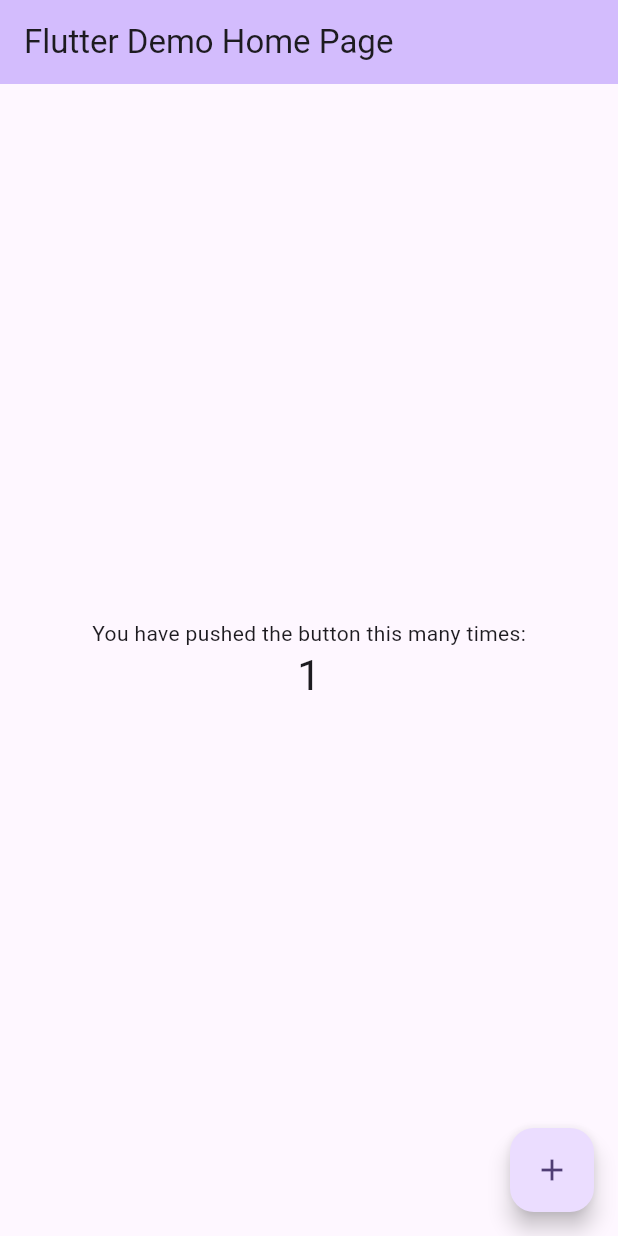
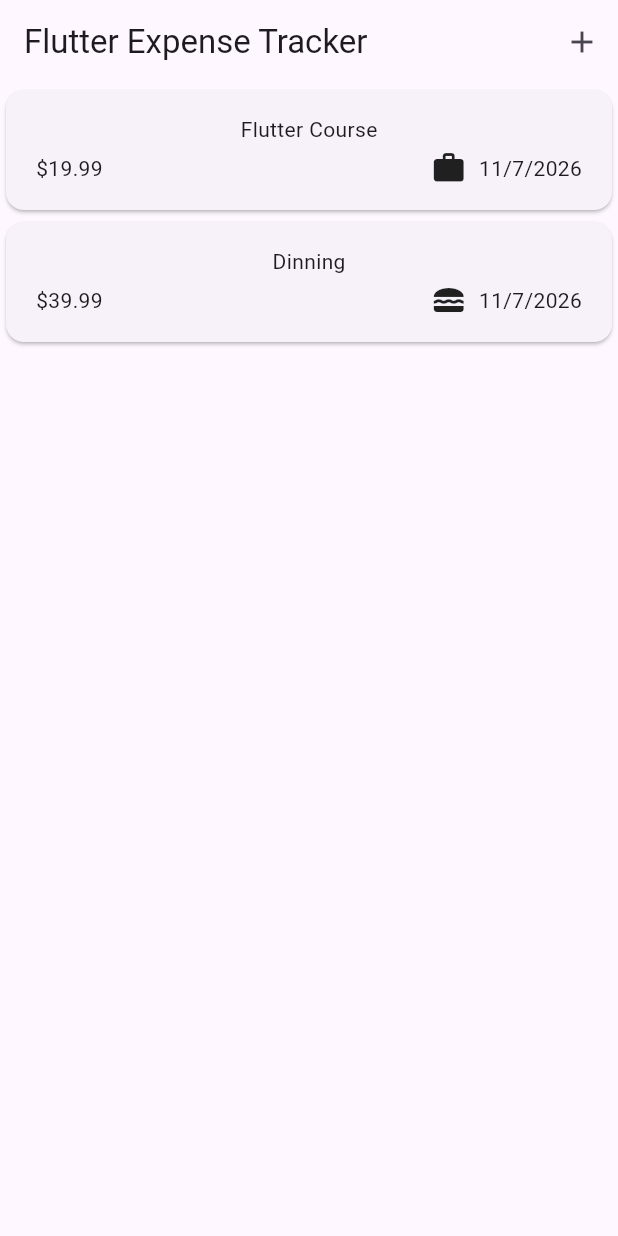
Before and after one commit to Bemo7/flutter-expense_tracker, a Flutter app: the screen it shows after launch, after a tap on the "add" icon, on a phone screen of 412 x 824 dp. Run offline on Flutter 3.47's test engine with Material 3 defaults, Android fonts, the phone set to English and light mode, and no system bars.

Commit message:
Bootstrap components for expense list, individual expense item, and app bar

```diff
--- a/lib/main.dart
+++ b/lib/main.dart
@@ -1,122 +1,6 @@
+import 'package:expense_tracker/widgets/expenses.dart';
 import 'package:flutter/material.dart';
 
 void main() {
-  runApp(const MyApp());
+  runApp(MaterialApp(home: Expenses()));
 }
-
-class MyApp extends StatelessWidget {
-  const MyApp({super.key});
-
-  // This widget is the root of your application.
-  @override
-  Widget build(BuildContext context) {
-    return MaterialApp(
-      title: 'Flutter Demo',
-      theme: ThemeData(
-        // This is the theme of your application.
-        //
-        // TRY THIS: Try running your application with "flutter run". You'll see
-        // the application has a purple toolbar. Then, without quitting the app,
-        // try changing the seedColor in the colorScheme below to Colors.green
-        // and then invoke "hot reload" (save your changes or press the "hot
-        // reload" button in a Flutter-supported IDE, or press "r" if you used
-        // the command line to start the app).
-        //
-        // Notice that the counter didn't reset back to zero; the application
-        // state is not lost during the reload. To reset the state, use hot
-        // restart instead.
-        //
-        // This works for code too, not just values: Most code changes can be
-        // tested with just a hot reload.
-        colorScheme: .fromSeed(seedColor: Colors.deepPurple),
-      ),
-      home: const MyHomePage(title: 'Flutter Demo Home Page'),
-    );
-  }
-}
-
-class MyHomePage extends StatefulWidget {
-  const MyHomePage({super.key, required this.title});
-
-  // This widget is the home page of your application. It is stateful, meaning
-  // that it has a State object (defined below) that contains fields that affect
-  // how it looks.
-
-  // This class is the configuration for the state. It holds the values (in this
-  // case the title) provided by the parent (in this case the App widget) and
-  // used by the build method of the State. Fields in a Widget subclass are
-  // always marked "final".
-
-  final String title;
-
-  @override
-  State<MyHomePage> createState() => _MyHomePageState();
-}
-
-class _MyHomePageState extends State<MyHomePage> {
-  int _counter = 0;
-
-  void _incrementCounter() {
-    setState(() {
-      // This call to setState tells the Flutter framework that something has
-      // changed in this State, which causes it to rerun the build method below
-      // so that the display can reflect the updated values. If we changed
-      // _counter without calling setState(), then the build method would not be
-      // called again, and so nothing would appear to happen.
-      _counter++;
-    });
-  }
-
-  @override
-  Widget build(BuildContext context) {
-    // This method is rerun every time setState is called, for instance as done
-    // by the _incrementCounter method above.
-    //
-    // The Flutter framework has been optimized to make rerunning build methods
-    // fast, so that you can just rebuild anything that needs updating rather
-    // than having to individually change instances of widgets.
-    return Scaffold(
-      appBar: AppBar(
-        // TRY THIS: Try changing the color here to a specific color (to
-        // Colors.amber, perhaps?) and trigger a hot reload to see the AppBar
-        // change color while the other colors stay the same.
-        backgroundColor: Theme.of(context).colorScheme.inversePrimary,
-        // Here we take the value from the MyHomePage object that was created by
-        // the App.build method, and use it to set our appbar title.
-        title: Text(widget.title),
-      ),
-      body: Center(
-        // Center is a layout widget. It takes a single child and positions it
-        // in the middle of the parent.
-        child: Column(
-          // Column is also a layout widget. It takes a list of children and
-          // arranges them vertically. By default, it sizes itself to fit its
-          // children horizontally, and tries to be as tall as its parent.
-          //
-          // Column has various properties to control how it sizes itself and
-          // how it positions its children. Here we use mainAxisAlignment to
-          // center the children vertically; the main axis here is the vertical
-          // axis because Columns are vertical (the cross axis would be
-          // horizontal).
-          //
-          // TRY THIS: Invoke "debug painting" (choose the "Toggle Debug Paint"
-          // action in the IDE, or press "p" in the console), to see the
-          // wireframe for each widget.
-          mainAxisAlignment: .center,
-          children: [
-            const Text('You have pushed the button this many times:'),
-            Text(
-              '$_counter',
-              style: Theme.of(context).textTheme.headlineMedium,
-            ),
-          ],
-        ),
-      ),
-      floatingActionButton: FloatingActionButton(
-        onPressed: _incrementCounter,
-        tooltip: 'Increment',
-        child: const Icon(Icons.add),
-      ),
-    );
-  }
-}
--- /dev/null
+++ b/lib/model/expense.dart
@@ -0,0 +1,35 @@
+import 'package:flutter/material.dart';
+import 'package:intl/intl.dart';
+import 'package:uuid/uuid.dart';
+
+final formatter = DateFormat.yMd();
+
+const Uuid uuid = Uuid();
+
+enum Category { food, travel, leisure, work }
+
+const Map<Category, IconData> categoryIcon = {
+  Category.food: Icons.lunch_dining,
+  Category.travel: Icons.flight_takeoff,
+  Category.leisure: Icons.movie,
+  Category.work: Icons.work,
+};
+
+class Expense {
+  final String title;
+  final double amount;
+  final String id;
+  final DateTime date;
+  final Category category;
+
+  Expense({
+    required this.title,
+    required this.amount,
+    required this.date,
+    required this.category,
+  }) : id = uuid.v4();
+
+  String get formattedDate {
+    return formatter.format(date);
+  }
+}
--- /dev/null
+++ b/lib/widgets/expenses.dart
@@ -0,0 +1,44 @@
+import 'package:expense_tracker/widgets/expenses_list/expenses_list.dart';
+import 'package:expense_tracker/model/expense.dart';
+import 'package:flutter/material.dart';
+
+class Expenses extends StatefulWidget {
+  const Expenses({super.key});
+
+  @override
+  State<StatefulWidget> createState() {
+    return _ExpensesState();
+  }
+}
+
+class _ExpensesState extends State<Expenses> {
+  final List<Expense> _registeredExpenses = [
+    Expense(
+      title: "Flutter Course",
+      amount: 19.99,
+      date: DateTime.now(),
+      category: Category.work,
+    ),
+    Expense(
+      title: "Dinning",
+      amount: 39.99,
+      date: DateTime.now(),
+      category: Category.food,
+    ),
+  ];
+
+  @override
+  Widget build(BuildContext context) {
+    return Scaffold(
+      appBar: AppBar(
+        title: Text("Flutter Expense Tracker"),
+        actions: [IconButton(onPressed: () {}, icon: const Icon(Icons.add))],
+      ),
+      body: Column(
+        children: [
+          Expanded(child: ExpensesList(expenses: _registeredExpenses)),
+        ],
+      ),
+    );
+  }
+}
--- /dev/null
+++ b/lib/widgets/expenses_list/expense_item.dart
@@ -0,0 +1,35 @@
+import 'package:expense_tracker/model/expense.dart';
+import 'package:flutter/material.dart';
+
+class ExpenseItem extends StatelessWidget {
+  final Expense _expense;
+  const ExpenseItem(this._expense, {super.key});
+
+  @override
+  Widget build(BuildContext context) {
+    return Card(
+      child: Padding(
+        padding: const EdgeInsets.symmetric(horizontal: 20, vertical: 16),
+        child: Column(
+          children: [
+            Text(_expense.title),
+            const SizedBox(height: 4),
+            Row(
+              children: [
+                Text('\$${_expense.amount.toStringAsFixed(2)}'),
+                const Spacer(),
+                Row(
+                  children: [
+                    Icon(categoryIcon[_expense.category]),
+                    const SizedBox(width: 8),
+                    Text(_expense.formattedDate),
+                  ],
+                ),
+              ],
+            ),
+          ],
+        ),
+      ),
+    );
+  }
+}
--- /dev/null
+++ b/lib/widgets/expenses_list/expenses_list.dart
@@ -0,0 +1,17 @@
+import 'package:expense_tracker/model/expense.dart';
+import 'package:expense_tracker/widgets/expenses_list/expense_item.dart';
+import 'package:flutter/material.dart';
+
+class ExpensesList extends StatelessWidget {
+  final List<Expense> expenses;
+
+  const ExpensesList({super.key, required this.expenses});
+
+  @override
+  Widget build(BuildContext context) {
+    return ListView.builder(
+      itemBuilder: (context, index) => ExpenseItem(expenses[index]),
+      itemCount: expenses.length,
+    );
+  }
+}
--- a/pubspec.yaml
+++ b/pubspec.yaml
@@ -34,6 +34,8 @@ dependencies:
   # The following adds the Cupertino Icons font to your application.
   # Use with the CupertinoIcons class for iOS style icons.
   cupertino_icons: ^1.0.8
+  uuid: ^4.6.0
+  intl: ^0.20.3
 
 dev_dependencies:
   flutter_test:
```
Also changed, not shown: pubspec.lock.
